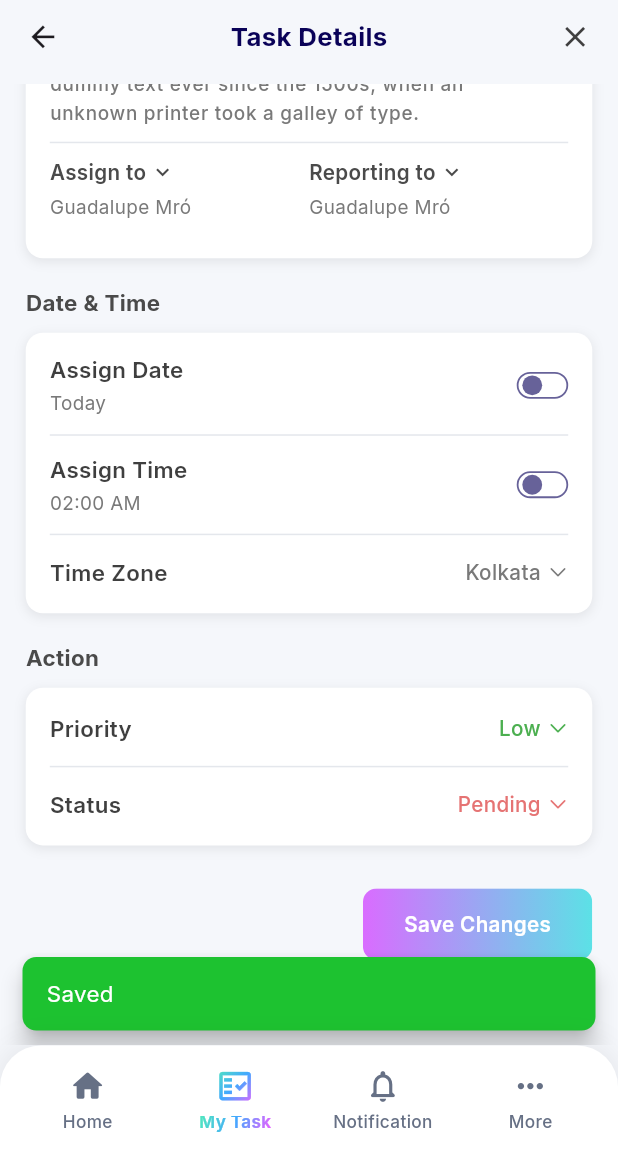
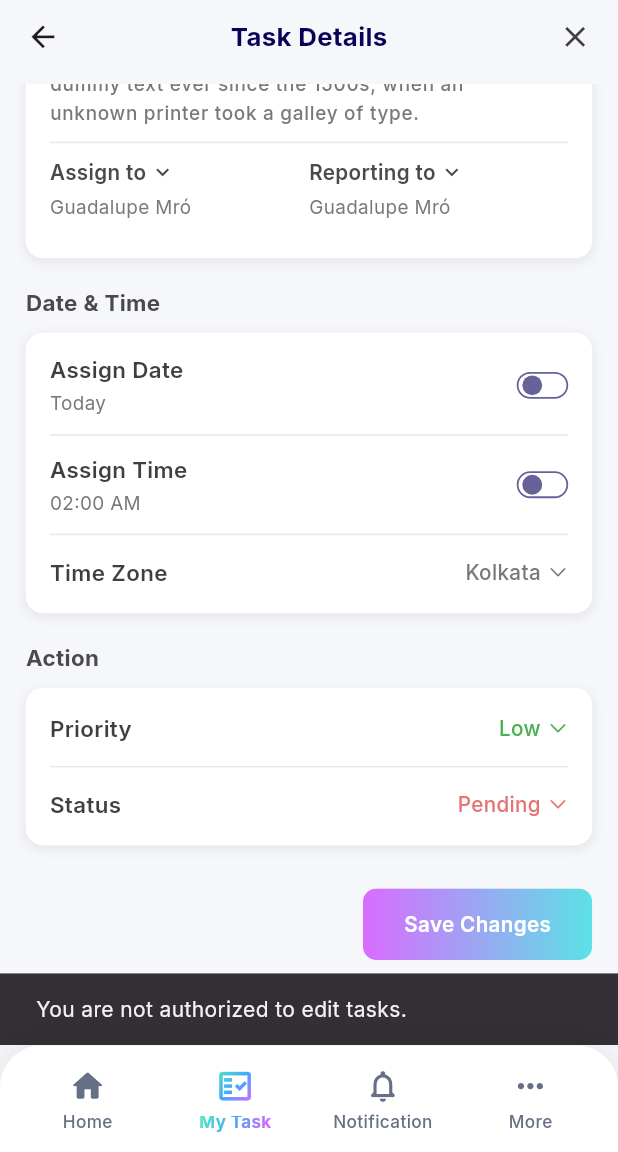
Before and after one commit to taskalert-io/taskalert_app, a Flutter app: the TaskDetailScreen screen opened directly with empty values, scrolled down 136 dp, after a tap on "Save Changes", on a phone screen of 412 x 824 dp, the part 84-1236 px from its top. Run offline on Flutter 3.47's test engine with Material 3 defaults, Android fonts, the phone set to English and light mode, and no system bars; our stand-ins replace country_code_picker, dio, file_picker, flutter_screenutil, flutter_secure_storage, get_it and 2 more; accounts and stored records are empty.

Commit message:
Add task permission restriction in edit task

```diff
--- a/lib/components/CustomBottomNavBar.dart
+++ b/lib/components/CustomBottomNavBar.dart
@@ -4,8 +4,8 @@ import 'package:flutter/material.dart';
 import 'package:flutter_screenutil/flutter_screenutil.dart';
 import 'package:google_fonts/google_fonts.dart';
 import 'package:flutter_secure_storage/flutter_secure_storage.dart';
-import '../extras/MyTaskDetails.dart';
-import '../extras/MyTaskScreen.dart';
+import '../screens/MyTaskDetails.dart';
+import '../screens/MyTaskScreen.dart';
 import '../screens/HomeScreen.dart';
 import '../screens/MoreScreen.dart';
 import '../screens/NotificationScreen.dart';
--- a/lib/screens/HomeScreen.dart
+++ b/lib/screens/HomeScreen.dart
@@ -7,7 +7,7 @@ import '../components/CustomAppBar.dart';
 import '../components/CustomBottomNavBar.dart';
 import '../components/CustomDrawer.dart';
 
-import '../extras/MyTaskDetails.dart';
+import 'MyTaskDetails.dart';
 import 'CreateRepetitiveScreen.dart';
 
 class HomeScreen extends StatefulWidget {
--- a/lib/extras/MyTaskDetails.dart
+++ b/lib/screens/MyTaskDetails.dart
@@ -3,6 +3,7 @@ import 'dart:math' as math;
 import 'package:flutter/cupertino.dart';
 import 'package:flutter/material.dart';
 import 'package:flutter_screenutil/flutter_screenutil.dart';
+import 'package:flutter_secure_storage/flutter_secure_storage.dart';
 import 'package:google_fonts/google_fonts.dart';
 import '../components/CustomAppBar.dart';
 import '../components/CustomBottomNavBar.dart';
@@ -119,6 +120,13 @@ class _TaskDetailScreenState extends State<TaskDetailScreen> {
   static const _greyOff = Color(0xFF676299);
 
   final GlobalKey<ScaffoldState> _scaffoldKey = GlobalKey<ScaffoldState>();
+
+  final FlutterSecureStorage secureStorage = const FlutterSecureStorage();
+
+  Future<bool> get userTaskPermission async {
+    String? permission = await secureStorage.read(key: 'user_task_permission');
+    return permission == 'true';
+  }
 
   // ── Text controllers & focus nodes for editable fields ───────────────────
   late final TextEditingController _titleCtrl;
@@ -1642,8 +1650,38 @@ class _TaskDetailScreenState extends State<TaskDetailScreen> {
                                   child: Material(
                                     color: Colors.transparent,
                                     child: InkWell(
-                                      onTap: () {
-                                        if (!_isSaving) _saveTask();
+                                      onTap: () async {
+                                        if (!_isSaving &&
+                                            await userTaskPermission) {
+                                          _saveTask();
+                                        } else {
+                                          ScaffoldMessenger.of(
+                                            context,
+                                          ).showSnackBar(
+                                            SnackBar(
+                                              content: Text(
+                                                'You are not authorized to edit tasks.',
+                                              ),
+                                              duration: Duration(seconds: 3),
+                                            ),
+                                            // SnackBar(
+                                            //   content: Text(
+                                            //     'You are not authorized to update this task',
+                                            //     style: GoogleFonts.inter(
+                                            //       color: Colors.white,
+                                            //       fontSize: 13.sp,
+                                            //     ),
+                                            //   ),
+                                            //   backgroundColor: _greyOff,
+                                            //   behavior:
+                                            //       SnackBarBehavior.floating,
+                                            //   shape: RoundedRectangleBorder(
+                                            //     borderRadius:
+                                            //         BorderRadius.circular(8.r),
+                                            //   ),
+                                            // ),
+                                          );
+                                        }
                                       },
                                       splashColor: Colors.white.withOpacity(
                                         0.15,
--- a/lib/extras/MyTaskScreen.dart
+++ b/lib/screens/MyTaskScreen.dart
@@ -13,8 +13,8 @@ import '../components/CustomBottomNavBar.dart';
 import '../components/CustomDrawer.dart';
 import 'package:http/http.dart' as http;
 
-import '../screens/CreateOneTimeScreen.dart';
-import '../screens/CreateRepetitiveScreen.dart';
+import 'CreateOneTimeScreen.dart';
+import 'CreateRepetitiveScreen.dart';
 import 'MyTaskDetails.dart';
 
 // ── API configuration ─────────────────────────────────────────────────────
```
